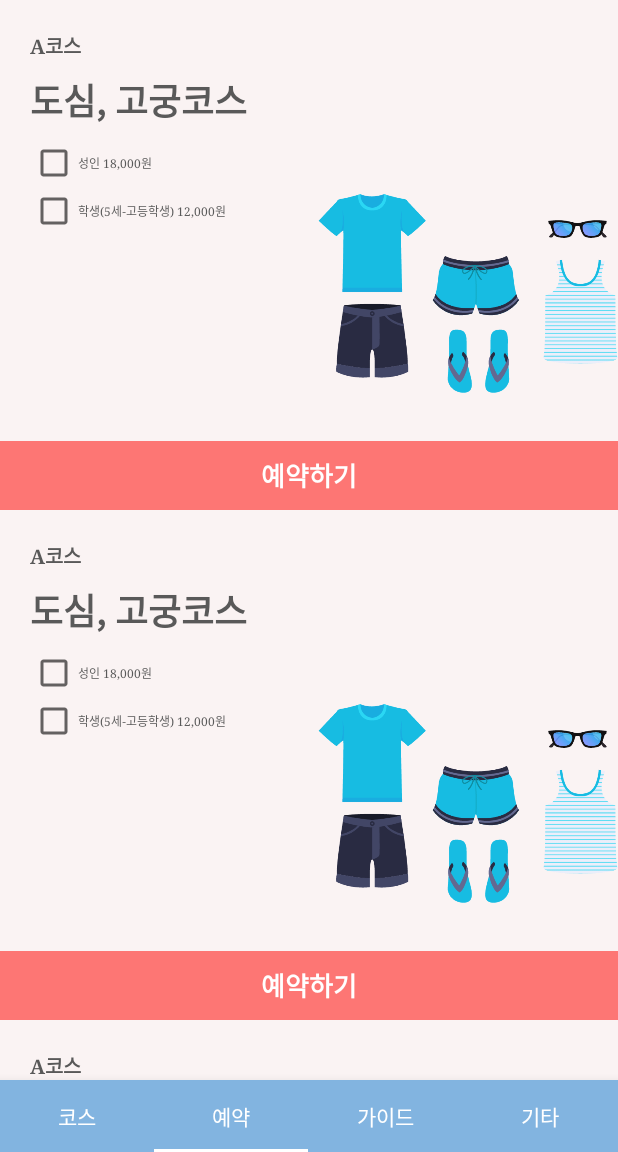
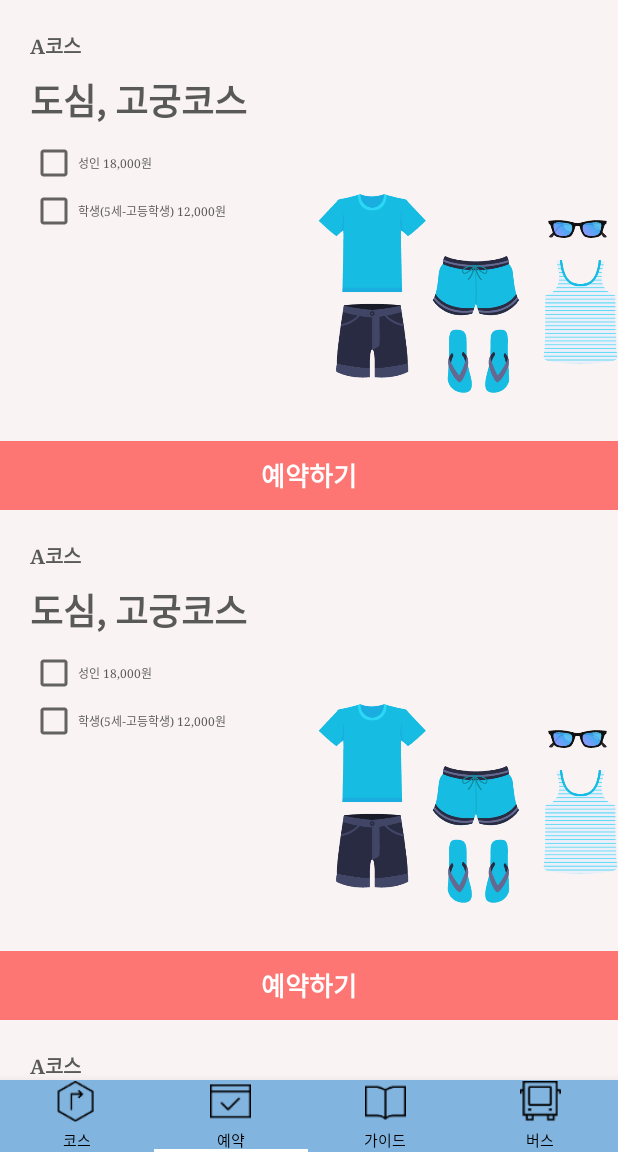
Before and after one commit to Mash-Up-MapC/MapC-android, an Android app: the screen it shows after launch (MainActivity), item 2 of the bottom bar chosen, on a phone screen of 412 x 824 dp, the part 84-1236 px from its top. Run offline under Robolectric (Android 15) with nearby library versions, the phone set to English and light mode, and no system bars; our stand-ins replace RxJava; Roboto replaces fonts that are not available here.

Commit message:
커스텀 뷰로 탭에 아이콘/텍스트 추가

```diff
--- a/app/src/main/java/kr/mashup/mapc/ui/main/MainActivity.java
+++ b/app/src/main/java/kr/mashup/mapc/ui/main/MainActivity.java
@@ -4,6 +4,10 @@ import android.support.design.widget.TabLayout;
 import android.support.v4.view.ViewPager;
 import android.support.v7.app.AppCompatActivity;
 import android.os.Bundle;
+import android.view.LayoutInflater;
+import android.view.View;
+import android.widget.ImageView;
+import android.widget.TextView;
 
 import kr.mashup.mapc.R;
 
@@ -12,20 +16,38 @@ public class MainActivity extends AppCompatActivity {
     private ViewPager viewPager;
     private static final int PAGER_SCREEN_OFFSET_LIMIT = 3;
 
+    private static final int[] TAB_IMAGES = {R.drawable.ic_course, R.drawable.ic_booking, R.drawable.ic_guide, R.drawable.ic_bus, R.drawable.ic_etc};
+    private static final String[] TAB_TEXTS = {"코스", "예약", "가이드", "버스", "전체"};
     @Override
     protected void onCreate(Bundle savedInstanceState) {
         super.onCreate(savedInstanceState);
         setContentView(R.layout.activity_main);
 
-        final TabLayout tabLayout = findViewById(R.id.tab_layout);
 
         viewPager = findViewById(R.id.view_pager);
         viewPager.setOffscreenPageLimit(PAGER_SCREEN_OFFSET_LIMIT);
         ViewPagerAdapter viewPagerAdapter = new ViewPagerAdapter(getSupportFragmentManager());
         viewPager.setAdapter(viewPagerAdapter);
 
-        tabLayout.setupWithViewPager(viewPager);
+        initTab();
 
         getSupportActionBar().setElevation(0);
     }
+
+    private void initTab() {
+        TabLayout tabLayout = findViewById(R.id.tab_layout);
+
+        tabLayout.setupWithViewPager(viewPager);
+
+        for (int i = 0; i < tabLayout.getTabCount(); i++) {
+            View tabView = LayoutInflater.from(this).inflate(R.layout.item_main_tab, null, false);
+
+            ImageView tabIcon = tabView.findViewById(R.id.tab_icon);
+            TextView tabText = tabView.findViewById(R.id.tab_text);
+
+            tabIcon.setImageResource(TAB_IMAGES[i]);
+            tabText.setText(TAB_TEXTS[i]);
+            tabLayout.getTabAt(i).setCustomView(tabView);
+        }
+    }
 }
--- /dev/null
+++ b/app/src/main/res/layout/item_main_tab.xml
@@ -0,0 +1,24 @@
+<?xml version="1.0" encoding="utf-8"?>
+<LinearLayout xmlns:android="http://schemas.android.com/apk/res/android"
+    xmlns:tools="http://schemas.android.com/tools"
+    android:layout_width="match_parent"
+    android:layout_height="match_parent"
+    android:gravity="center"
+    android:orientation="vertical">
+
+    <ImageView
+        android:id="@+id/tab_icon"
+        android:layout_width="27dp"
+        android:layout_height="27dp"
+        tools:src="@drawable/ic_bus" />
+
+    <TextView
+        android:id="@+id/tab_text"
+        android:layout_width="wrap_content"
+        android:layout_height="wrap_content"
+        android:layout_marginTop="4dp"
+        android:textColor="@color/black"
+        android:textSize="10dp"
+        tools:text="코스" />
+
+</LinearLayout>
```
Also changed, not shown: app/src/main/res/drawable-xxxhdpi/ic_booking.png (added), app/src/main/res/drawable-xxxhdpi/ic_bus.png (added), app/src/main/res/drawable-xxxhdpi/ic_course.png (added), app/src/main/res/drawable-xxxhdpi/ic_etc.png (added), app/src/main/res/drawable-xxxhdpi/ic_guide.png (added).
